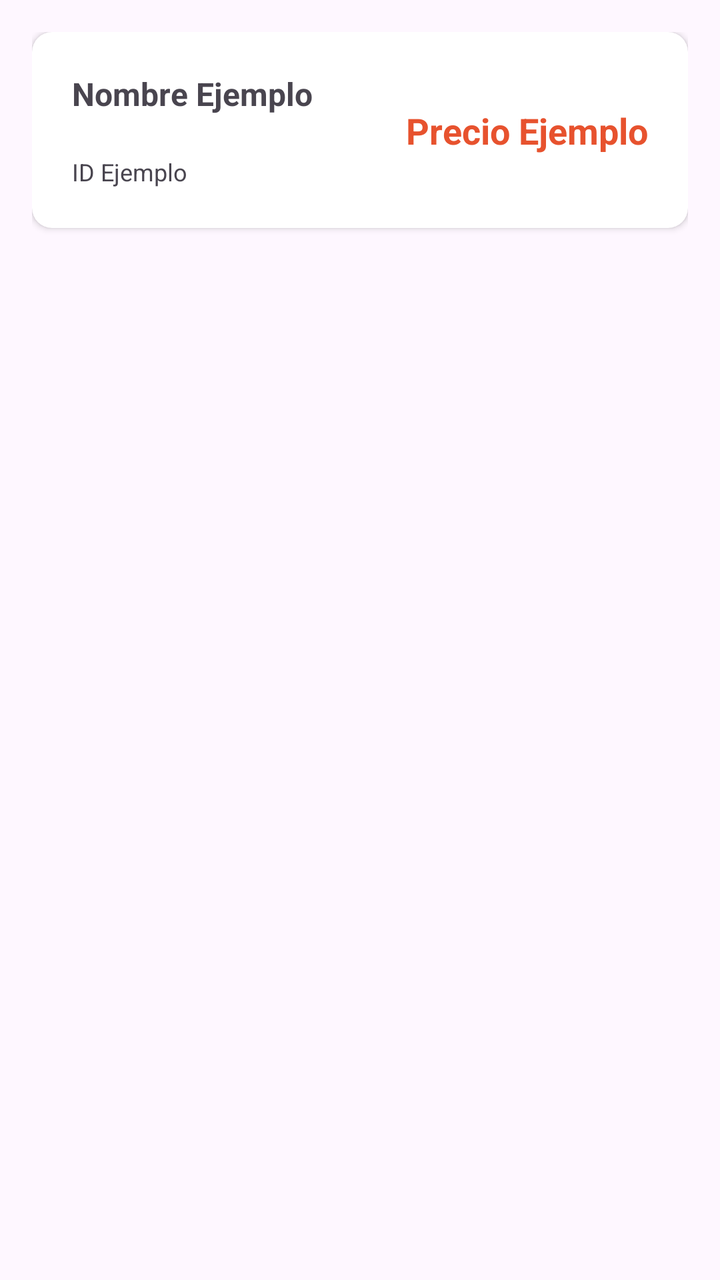
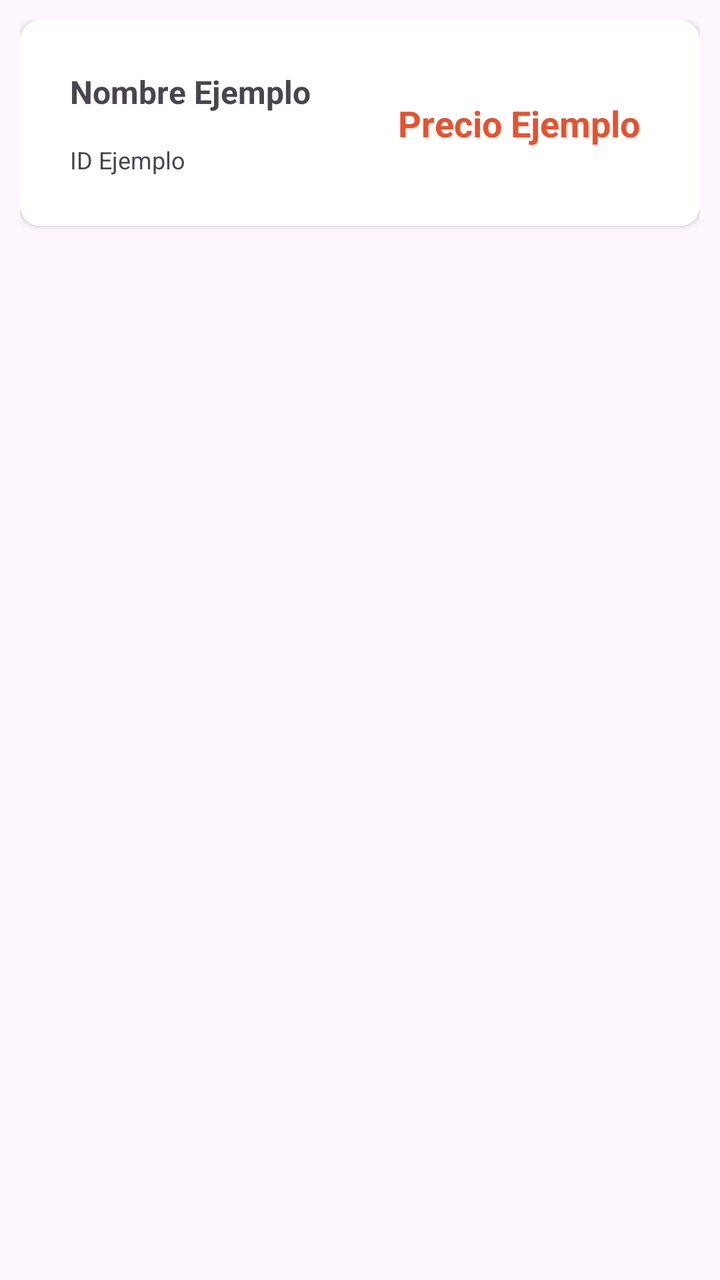

Compare the two renders of this Android layout. The source of the first and the diff that turns it into the second are given below.
<!-- AndroidManifest.xml: application theme Theme.MiniProyecto1 -->
<!-- res/layout/item_product.xml -->
<?xml version="1.0" encoding="utf-8"?>
<androidx.constraintlayout.widget.ConstraintLayout xmlns:android="http://schemas.android.com/apk/res/android"
    android:layout_width="match_parent"
    android:layout_height="match_parent"
    android:padding="16dp"
    xmlns:app="http://schemas.android.com/apk/res-auto">

    <androidx.cardview.widget.CardView
        xmlns:card_view="http://schemas.android.com/apk/res-auto"
        android:id="@+id/cvProducts"
        android:layout_gravity="center"
        card_view:cardCornerRadius="10dp"
        android:elevation="10dp"
        android:layout_width="match_parent"
        android:layout_height="wrap_content"
        app:layout_constraintStart_toStartOf="parent"
        app:layout_constraintEnd_toEndOf="parent"
        app:layout_constraintTop_toTopOf="parent">
        
        <androidx.constraintlayout.widget.ConstraintLayout
            android:layout_width="match_parent"
            android:layout_height="wrap_content">

            <TextView
                android:id="@+id/tvName"
                android:layout_width="wrap_content"
                android:layout_height="wrap_content"
                android:layout_margin="20dp"
                android:textStyle="bold"
                android:textSize="16sp"
                android:fontFamily="sans-serif"
                card_view:layout_constraintTop_toTopOf="parent"
                card_view:layout_constraintStart_toStartOf="parent"
                android:text="Nombre Ejemplo"
                />

            <TextView
                android:id="@+id/tvID"
                android:layout_width="wrap_content"
                android:layout_height="wrap_content"
                android:layout_margin="20dp"
                android:paddingBottom="20dp"
                android:textSize="12sp"
                android:fontFamily="sans-serif"
                card_view:layout_constraintTop_toBottomOf="@id/tvName"
                card_view:layout_constraintStart_toStartOf="parent"
                android:text="ID Ejemplo"
                />

            <TextView
                android:id="@+id/tvPrice"
                android:layout_width="wrap_content"
                android:layout_height="wrap_content"
                android:paddingRight="20dp"
                android:textColor="@color/red_orange"
                android:textStyle="bold"
                android:textSize="18sp"
                android:fontFamily="sans-serif"
                card_view:layout_constraintTop_toTopOf="parent"
                card_view:layout_constraintEnd_toEndOf="parent"
                card_view:layout_constraintBottom_toBottomOf="parent"
                android:text="Precio Ejemplo"
                />

        </androidx.constraintlayout.widget.ConstraintLayout>
        
    </androidx.cardview.widget.CardView>

</androidx.constraintlayout.widget.ConstraintLayout>
<!-- resources referenced by this layout -->
<resources>
  <color name="red_orange">#e7522e</color>
  <style name="Theme.MiniProyecto1" parent="Base.Theme.MiniProyecto1" />
  <style name="Base.Theme.MiniProyecto1" parent="Theme.Material3.DayNight.NoActionBar">
      
      
    </style>
</resources>

<!-- the commit's change to res/layout/item_product.xml (unified diff, before → after) -->
@@ -1,69 +1,70 @@
 <?xml version="1.0" encoding="utf-8"?>
-<androidx.constraintlayout.widget.ConstraintLayout xmlns:android="http://schemas.android.com/apk/res/android"
-    android:layout_width="match_parent"
-    android:layout_height="match_parent"
-    android:padding="16dp"
+<layout xmlns:android="http://schemas.android.com/apk/res/android"
     xmlns:app="http://schemas.android.com/apk/res-auto">
 
-    <androidx.cardview.widget.CardView
-        xmlns:card_view="http://schemas.android.com/apk/res-auto"
-        android:id="@+id/cvProducts"
-        android:layout_gravity="center"
-        card_view:cardCornerRadius="10dp"
-        android:elevation="10dp"
+    <androidx.constraintlayout.widget.ConstraintLayout
         android:layout_width="match_parent"
         android:layout_height="wrap_content"
-        app:layout_constraintStart_toStartOf="parent"
-        app:layout_constraintEnd_toEndOf="parent"
-        app:layout_constraintTop_toTopOf="parent">
-        
-        <androidx.constraintlayout.widget.ConstraintLayout
+        android:padding="10dp">
+
+        <androidx.cardview.widget.CardView xmlns:card_view="http://schemas.android.com/apk/res-auto"
+            android:id="@+id/cvProducts"
+            android:layout_gravity="center"
+            card_view:cardCornerRadius="10dp"
+            android:elevation="8dp"
             android:layout_width="match_parent"
-            android:layout_height="wrap_content">
+            android:layout_height="wrap_content"
+            android:foreground="?selectableItemBackground"
+            app:layout_constraintStart_toStartOf="parent"
+            app:layout_constraintEnd_toEndOf="parent"
+            app:layout_constraintTop_toTopOf="parent">
 
-            <TextView
-                android:id="@+id/tvName"
-                android:layout_width="wrap_content"
-                android:layout_height="wrap_content"
-                android:layout_margin="20dp"
-                android:textStyle="bold"
-                android:textSize="16sp"
-                android:fontFamily="sans-serif"
-                card_view:layout_constraintTop_toTopOf="parent"
-                card_view:layout_constraintStart_toStartOf="parent"
-                android:text="Nombre Ejemplo"
-                />
+            <androidx.constraintlayout.widget.ConstraintLayout
+                android:layout_width="match_parent"
+                android:layout_height="match_parent"
+                android:padding="10dp">
 
-            <TextView
-                android:id="@+id/tvID"
-                android:layout_width="wrap_content"
-                android:layout_height="wrap_content"
-                android:layout_margin="20dp"
-                android:paddingBottom="20dp"
-                android:textSize="12sp"
-                android:fontFamily="sans-serif"
-                card_view:layout_constraintTop_toBottomOf="@id/tvName"
-                card_view:layout_constraintStart_toStartOf="parent"
-                android:text="ID Ejemplo"
-                />
+                <TextView
+                    android:id="@+id/tvName"
+                    android:layout_width="wrap_content"
+                    android:layout_height="wrap_content"
+                    android:layout_margin="15dp"
+                    android:textStyle="bold"
+                    android:textSize="16sp"
+                    android:fontFamily="sans-serif"
+                    card_view:layout_constraintTop_toTopOf="parent"
+                    card_view:layout_constraintStart_toStartOf="parent"
+                    android:text="Nombre Ejemplo" />
 
-            <TextView
-                android:id="@+id/tvPrice"
-                android:layout_width="wrap_content"
-                android:layout_height="wrap_content"
-                android:paddingRight="20dp"
-                android:textColor="@color/red_orange"
-                android:textStyle="bold"
-                android:textSize="18sp"
-                android:fontFamily="sans-serif"
-                card_view:layout_constraintTop_toTopOf="parent"
-                card_view:layout_constraintEnd_toEndOf="parent"
-                card_view:layout_constraintBottom_toBottomOf="parent"
-                android:text="Precio Ejemplo"
-                />
+                <TextView
+                    android:id="@+id/tvID"
+                    android:layout_width="wrap_content"
+                    android:layout_height="wrap_content"
+                    android:layout_margin="15dp"
+                    android:paddingBottom="15dp"
+                    android:textSize="12sp"
+                    android:fontFamily="sans-serif"
+                    card_view:layout_constraintTop_toBottomOf="@id/tvName"
+                    card_view:layout_constraintStart_toStartOf="parent"
+                    android:text="ID Ejemplo" />
 
-        </androidx.constraintlayout.widget.ConstraintLayout>
-        
-    </androidx.cardview.widget.CardView>
+                <TextView
+                    android:id="@+id/tvPrice"
+                    android:layout_width="wrap_content"
+                    android:layout_height="wrap_content"
+                    android:paddingRight="20dp"
+                    android:textColor="@color/red_orange"
+                    android:textStyle="bold"
+                    android:textSize="18sp"
+                    android:fontFamily="sans-serif"
+                    card_view:layout_constraintTop_toTopOf="parent"
+                    card_view:layout_constraintEnd_toEndOf="parent"
+                    card_view:layout_constraintBottom_toBottomOf="parent"
+                    android:text="Precio Ejemplo" />
 
-</androidx.constraintlayout.widget.ConstraintLayout>
+            </androidx.constraintlayout.widget.ConstraintLayout>
+
+        </androidx.cardview.widget.CardView>
+
+    </androidx.constraintlayout.widget.ConstraintLayout>
+</layout>
